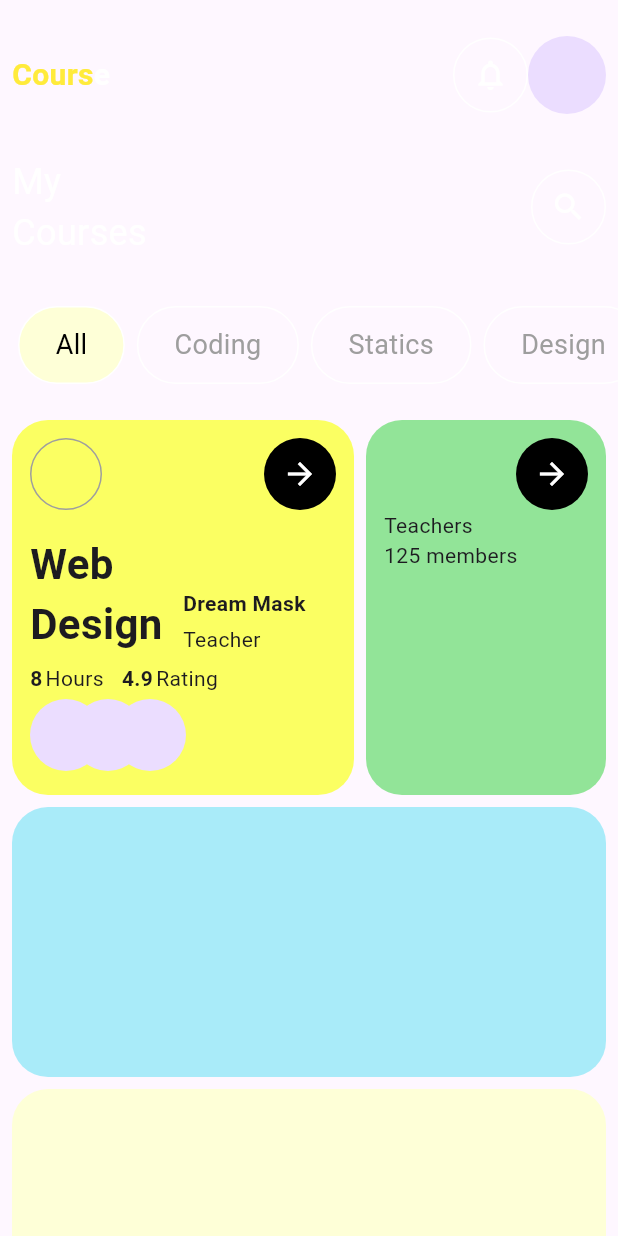
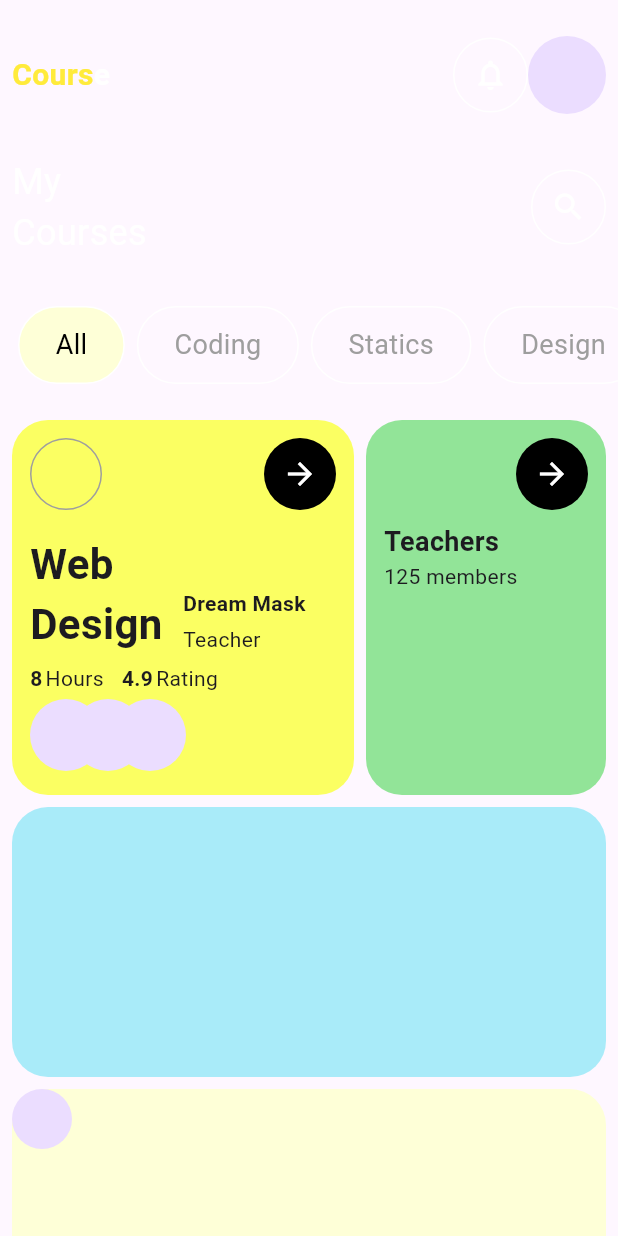
Before and after one commit to JAICHANGPARK/flutter_notebook_chapter_35, a Flutter app: the LearningHomePage screen opened directly, on a phone screen of 412 x 824 dp. Run offline on Flutter 3.47's test engine with Material 3 defaults, Android fonts, the phone set to English and light mode, and no system bars; our stand-ins replace dots_indicator, gap.

Commit message:
Update learning_home_page.dart

```diff
--- a/lib/ep1774_learning_app/view/learning_home_page.dart
+++ b/lib/ep1774_learning_app/view/learning_home_page.dart
@@ -269,7 +269,14 @@ class _LearningHomePageState extends State<LearningHomePage> {
                                   )
                                 ],
                               ),
-                              Text("Teachers"),
+                              Gap(8),
+                              Text(
+                                "Teachers",
+                                style: TextStyle(
+                                  fontWeight: FontWeight.bold,
+                                  fontSize: 18,
+                                ),
+                              ),
                               Text("125 members"),
                             ],
                           ),
@@ -294,6 +301,18 @@ class _LearningHomePageState extends State<LearningHomePage> {
                       borderRadius: BorderRadius.circular(24),
                       color: const Color.fromRGBO(254, 255, 215, 1),
                     ),
+                    child: Column(
+                      children: [
+                        Row(
+                          children: [
+                            CircleAvatar(),
+                            Expanded(child: Column(children: [
+
+                            ],))
+                          ],
+                        )
+                      ],
+                    ),
                   ),
                   const Gap(4),
                   Container(
```
